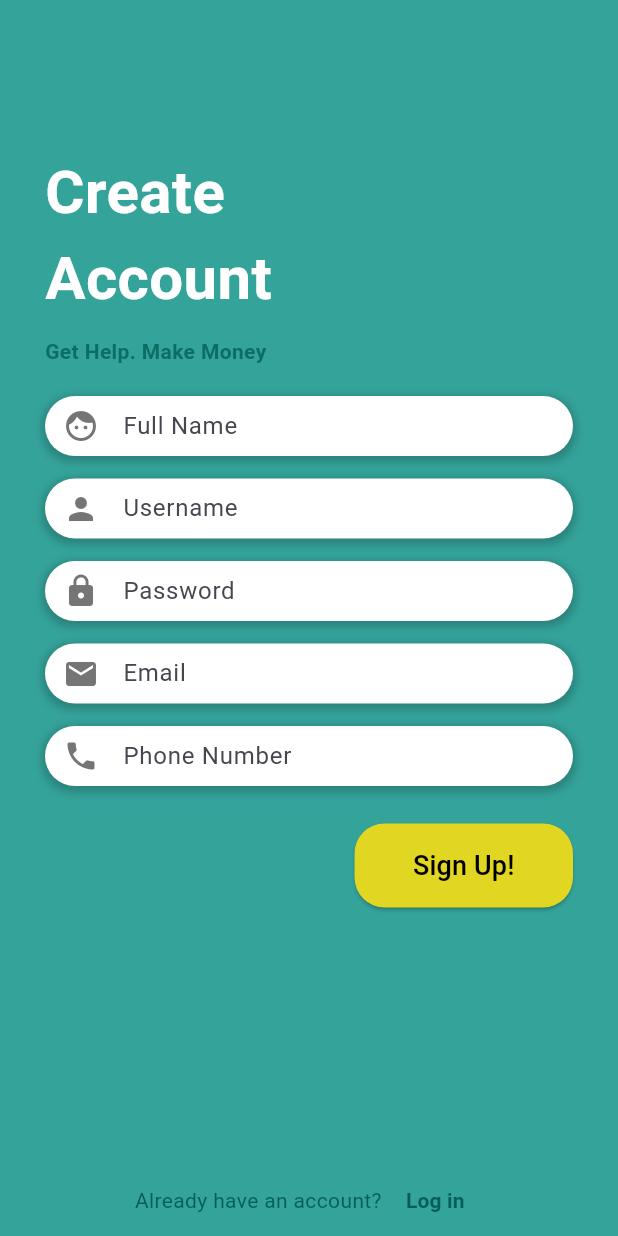
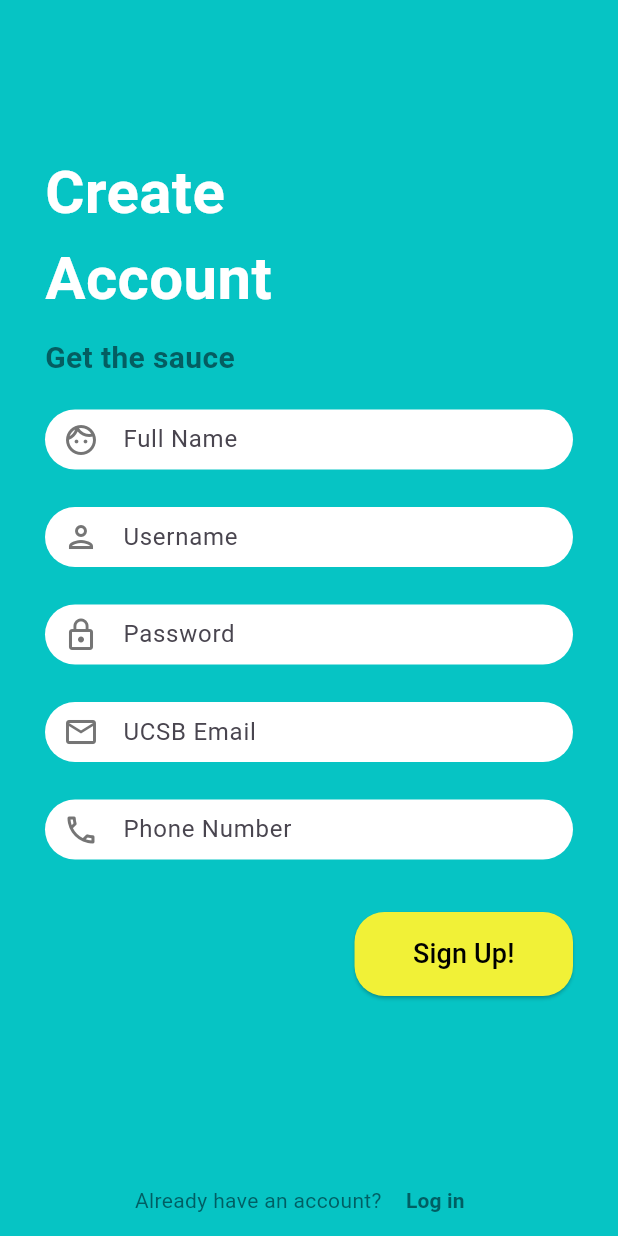
Before and after one commit to PSYCHNERD2512/psych_codes, a Flutter app: the screen it shows after launch, after a tap on "Create Account", on a phone screen of 412 x 824 dp. Run offline on Flutter 3.47's test engine with Material 3 defaults, Android fonts, the phone set to English and light mode, and no system bars.

Commit message:
App Updated

```diff
--- a/beta/lib/main.dart
+++ b/beta/lib/main.dart
@@ -27,7 +27,7 @@ class _MyHomePageState extends State<MyHomePage> {
   @override
   Widget build(BuildContext context) {
     return Scaffold(
-      backgroundColor: Color.fromARGB(255, 52, 163, 154),
+      backgroundColor: Color.fromARGB(255, 6, 196, 196),
       body: Container(
         padding: const EdgeInsets.symmetric(horizontal: 30),
         child: Column(
@@ -64,7 +64,7 @@ class _MyHomePageState extends State<MyHomePage> {
                   ),
                   style: ButtonStyle(
                     backgroundColor: MaterialStateProperty.all<Color>(
-                      Color.fromARGB(255, 225, 214, 34),
+                      Color.fromARGB(255, 241, 241, 55),
                     ),
                     shape: MaterialStateProperty.all<OutlinedBorder>(
                       RoundedRectangleBorder(
@@ -98,7 +98,7 @@ class _MyHomePageState extends State<MyHomePage> {
                   ),
                   style: ButtonStyle(
                     backgroundColor: MaterialStateProperty.all<Color>(
-                      Color.fromARGB(255, 225, 214, 34),
+                      Color.fromARGB(255, 241, 241, 55),
                     ),
                     shape: MaterialStateProperty.all<OutlinedBorder>(
                       RoundedRectangleBorder(
--- a/beta/lib/signup.dart
+++ b/beta/lib/signup.dart
@@ -4,7 +4,7 @@ class SignUpPage extends StatelessWidget {
   @override
   Widget build(BuildContext context) {
     return Scaffold(
-      backgroundColor: Color.fromARGB(255, 52, 163, 154),
+      backgroundColor: Color.fromARGB(255, 6, 196, 196),
       body: SingleChildScrollView(
         child: Container(
           height: MediaQuery.of(context).size.height,
@@ -28,19 +28,20 @@ class SignUpPage extends StatelessWidget {
               ),
               SizedBox(height: 10),
               Text(
-                "Get Help. Make Money",
+                "Get the sauce",
                 style: TextStyle(
                   fontWeight: FontWeight.bold,
-                  color: Color.fromARGB(255, 11, 109, 99),
-                  fontSize: 14,
+                  color: Color.fromARGB(255, 4, 93, 97),
+                  fontSize: 20,
                 ),
               ),
               SizedBox(height: 20),
-              TextFieldWidget(label: "Full Name", emoji: Icons.face),
-              TextFieldWidget(label: "Username", emoji: Icons.person),
-              TextFieldWidget(label: "Password", emoji: Icons.lock),
-              TextFieldWidget(label: "Email", emoji: Icons.mail),
-              TextFieldWidget(label: "Phone Number", emoji: Icons.phone),
+              TextFieldWidget(label: "Full Name", emoji: Icons.face_outlined),
+              TextFieldWidget(label: "Username", emoji: Icons.person_outlined),
+              TextFieldWidget(label: "Password", emoji: Icons.lock_outline),
+              TextFieldWidget(label: "UCSB Email", emoji: Icons.mail_outlined),
+              TextFieldWidget(
+                  label: "Phone Number", emoji: Icons.phone_outlined),
               SizedBox(height: 10),
               Row(
                 mainAxisAlignment: MainAxisAlignment.end,
@@ -61,7 +62,7 @@ class SignUpPage extends StatelessWidget {
                         ),
                         style: ButtonStyle(
                           backgroundColor: MaterialStateProperty.all<Color>(
-                            Color.fromARGB(255, 225, 214, 34),
+                            Color.fromARGB(255, 241, 241, 55),
                           ),
                           shape: MaterialStateProperty.all<OutlinedBorder>(
                             RoundedRectangleBorder(
@@ -78,19 +79,24 @@ class SignUpPage extends StatelessWidget {
               Row(
                 mainAxisAlignment: MainAxisAlignment.center,
                 children: [
-                  Text(
+                  Container(
+                    margin: EdgeInsets.all(0),
+                    child: Text(
                       "Already have an account? ",
                       style: TextStyle(
-                      color: Color.fromARGB(255, 2, 94, 86),
+                        color: Color.fromARGB(255, 0, 94, 99),
                         fontSize: 14,
                       ),
                     ),
-                  TextButton(
+                  ),
+                  Container(
+
+                    child: TextButton(
                       onPressed: () {},
                       child: Text(
                         "Log in",
                         style: TextStyle(
-                        color: Color.fromARGB(255, 2, 94, 86),
+                          color: Color.fromARGB(255, 0, 94, 99),
                           fontSize: 14,
                           fontWeight: FontWeight.bold,
                         ),
@@ -100,6 +106,7 @@ class SignUpPage extends StatelessWidget {
                           Colors.transparent,
                         ),
                         elevation: MaterialStateProperty.all<double>(0),
+                      ),
                     ),
                   ),
                 ],
@@ -151,20 +158,12 @@ class _TextFieldWidgetState extends State<TextFieldWidget> {
   @override
   Widget build(BuildContext context) {
     return Container(
-      margin: const EdgeInsets.only(bottom: 15),
+      margin: const EdgeInsets.only(bottom: 25),
       child: Container(
         height: 40,
         decoration: BoxDecoration(
           color: Colors.white,
           borderRadius: BorderRadius.circular(20.0),
-          boxShadow: [
-            BoxShadow(
-              color: Colors.black.withOpacity(0.2),
-              spreadRadius: 2,
-              blurRadius: 4,
-              offset: Offset(0, 2),
-            ),
-          ],
         ),
         child: TextField(
           controller: _controller,
```
Lines whose indentation alone changed are shown as unchanged.
